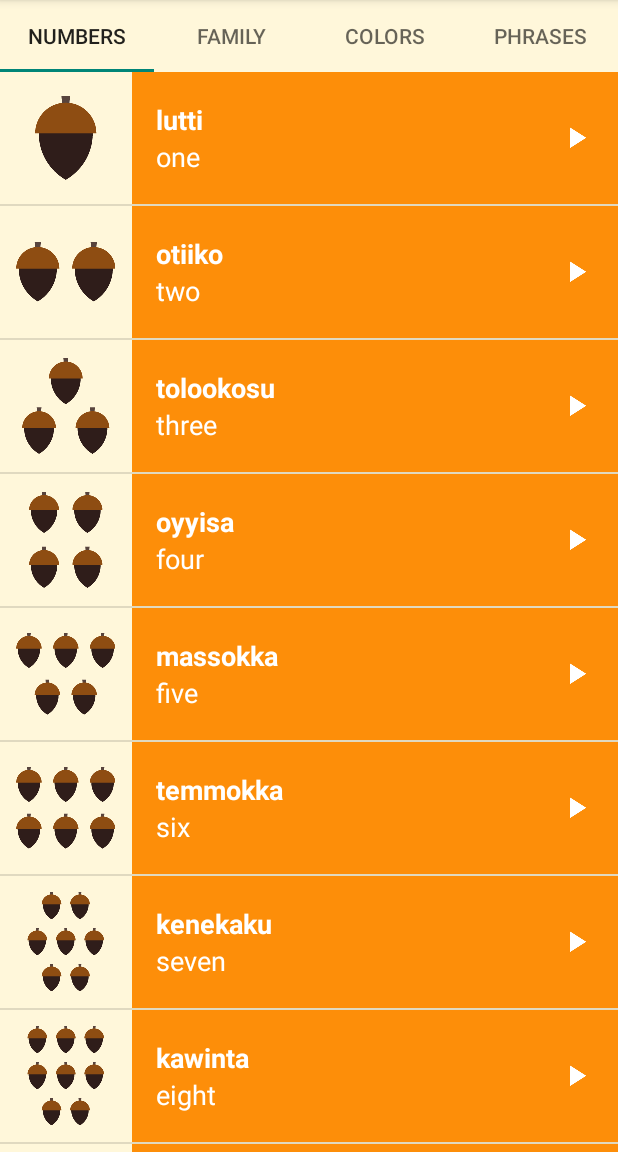
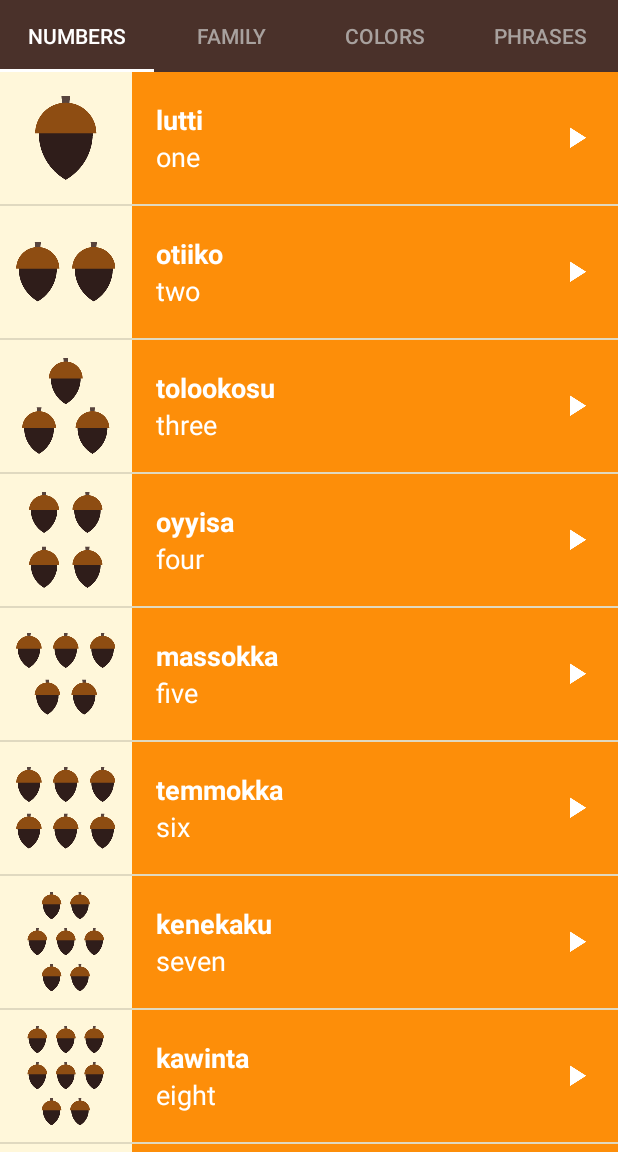
Before and after one commit to aozimkov/TestApplication01-mwk, an Android app: the screen it shows after launch (MainActivity), on a phone screen of 412 x 824 dp, the part 84-1236 px from its top. Run offline under Robolectric (Android 15) with nearby library versions, the phone set to English and light mode, and no system bars.

Commit message:
Apply guidelines styles to Acion Bar and tab buttons

```diff
--- a/app/src/main/res/layout/activity_main.xml
+++ b/app/src/main/res/layout/activity_main.xml
@@ -10,9 +10,11 @@
 
     <android.support.design.widget.TabLayout
         android:id="@+id/tabs"
+        style="@style/Tabs"
         android:layout_width="match_parent"
         android:layout_height="wrap_content"
         app:tabMode="fixed"
+        app:tabTextColor="@color/tabs_font"
         />
 
     <android.support.v4.view.ViewPager
--- a/app/src/main/res/values/colors.xml
+++ b/app/src/main/res/values/colors.xml
@@ -10,4 +10,5 @@
     <color name="category_phrases">#16AFCA</color>
     <!-- Fonts -->
     <color name="white">#FFFFFF</color>
+    <color name="tabs_font">#A8A19E</color>
 </resources>
--- a/app/src/main/res/values/styles.xml
+++ b/app/src/main/res/values/styles.xml
@@ -5,6 +5,12 @@
         <!-- Customize your theme here. -->
         <item name="colorPrimary">@color/primary_color</item>
         <item name="colorPrimaryDark">@color/primary_dark_color</item>
+        <item name="actionBarStyle">@style/CustomActionBar</item>
+    </style>
+
+    <style name="CustomActionBar" parent="Base.Widget.AppCompat.Light.ActionBar.Solid">
+        <item name="elevation">0dp</item>
+        <!-- remove shadow below ActionBar -->
     </style>
 
     <style name="CategoryStyle">
@@ -39,4 +45,11 @@
         <item name="android:gravity">bottom</item>
     </style>
 
+    <style name="Tabs" parent="Widget.Design.TabLayout">
+        <item name="tabBackground">@color/primary_color</item>
+        <item name="android:textColor">@color/tabs_font</item>
+        <item name="tabSelectedTextColor">@color/white</item>
+        <item name="tabIndicatorColor">@color/white</item>
+    </style>
+
 </resources>
```
